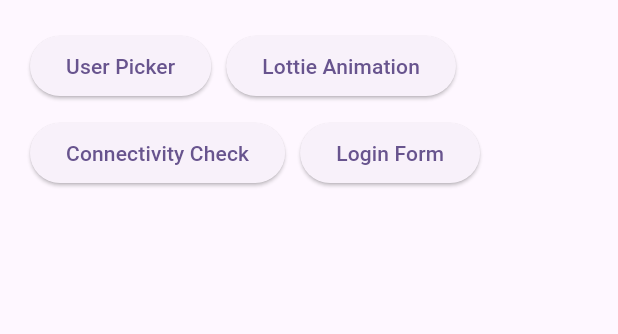
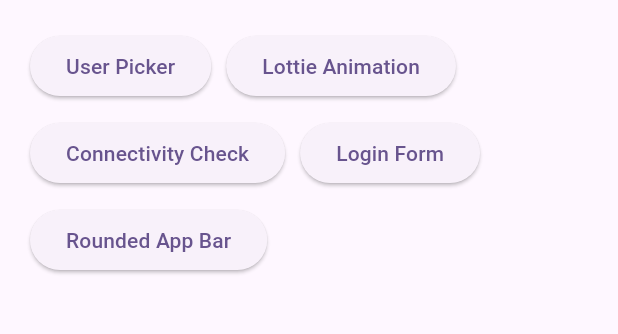
Before and after one commit to shahedpy/flutter-common, a Flutter app: the screen it shows after launch, on a phone screen of 412 x 824 dp, the part 84-418 px from its top. Run offline on Flutter 3.47's test engine with Material 2 defaults, Android fonts, the phone set to English and light mode, and no system bars; our stand-ins replace flutter_typeahead, get, internet_connection_checker, lottie.

Commit message:
rouned app bar

```diff
--- a/lib/core/binding.dart
+++ b/lib/core/binding.dart
@@ -1,4 +1,5 @@
 import 'package:common/view_model/login_view_model.dart';
+import 'package:common/view_model/rounded_app_bar_view_model.dart';
 import 'package:get/get.dart';
 import 'package:common/view_model/home_view_model.dart';
 import 'package:common/view_model/user_picker_view_model.dart';
@@ -13,5 +14,6 @@ class Binding extends Bindings {
     Get.lazyPut(() => LottieAnimationViewModel(), fenix: true);
     Get.lazyPut(() => ConnectionCheckViewModel(), fenix: true);
     Get.lazyPut(() => LoginViewModel(), fenix: true);
+    Get.lazyPut(() => RoundedAppBarViewModel(), fenix: true);
   }
 }
--- a/lib/route/app_page.dart
+++ b/lib/route/app_page.dart
@@ -1,3 +1,5 @@
+import 'package:common/view/rounded_app_bar/rounded_app_bar_view.dart';
+
 import 'app_route.dart';
 import 'package:get/get.dart';
 import '../view/home/home_view.dart';
@@ -29,5 +31,9 @@ abstract class AppPage {
       name: AppRoute.loginForm,
       page: () => const LoginView(),
     ),
+    GetPage(
+      name: AppRoute.roundedAppBar,
+      page: () => const RoundedAppBarView(),
+    )
   ];
 }
--- a/lib/route/app_route.dart
+++ b/lib/route/app_route.dart
@@ -3,5 +3,6 @@ abstract class AppRoute {
       userPicker = '/user_picker',
       lottieAnimation = '/lottie_animation',
       connectionCheck = '/connectivity_check',
-      loginForm = '/login_form';
+      loginForm = '/login_form',
+      roundedAppBar = '/rounded_app_bar';
 }
--- a/lib/view/home/component/home_section.dart
+++ b/lib/view/home/component/home_section.dart
@@ -46,6 +46,13 @@ class HomeSection extends GetWidget<HomeViewModel> {
                 child: const Text("Login Form"),
               ),
             ),
+            Padding(
+              padding: const EdgeInsets.all(5.0),
+              child: ElevatedButton(
+                onPressed: () => Get.toNamed(AppRoute.roundedAppBar),
+                child: const Text("Rounded App Bar"),
+              ),
+            ),
           ],
         ),
       ),
--- /dev/null
+++ b/lib/view_model/rounded_app_bar_view_model.dart
@@ -0,0 +1,3 @@
+import 'package:get/get.dart';
+
+class RoundedAppBarViewModel extends GetxController {}
```
Also changed, not shown: lib/view/rounded_app_bar/component/rounded_app_bar_section.dart (added, +40 -0 lines), lib/view/rounded_app_bar/rounded_app_bar_view.dart (added, +11 -0 lines).
